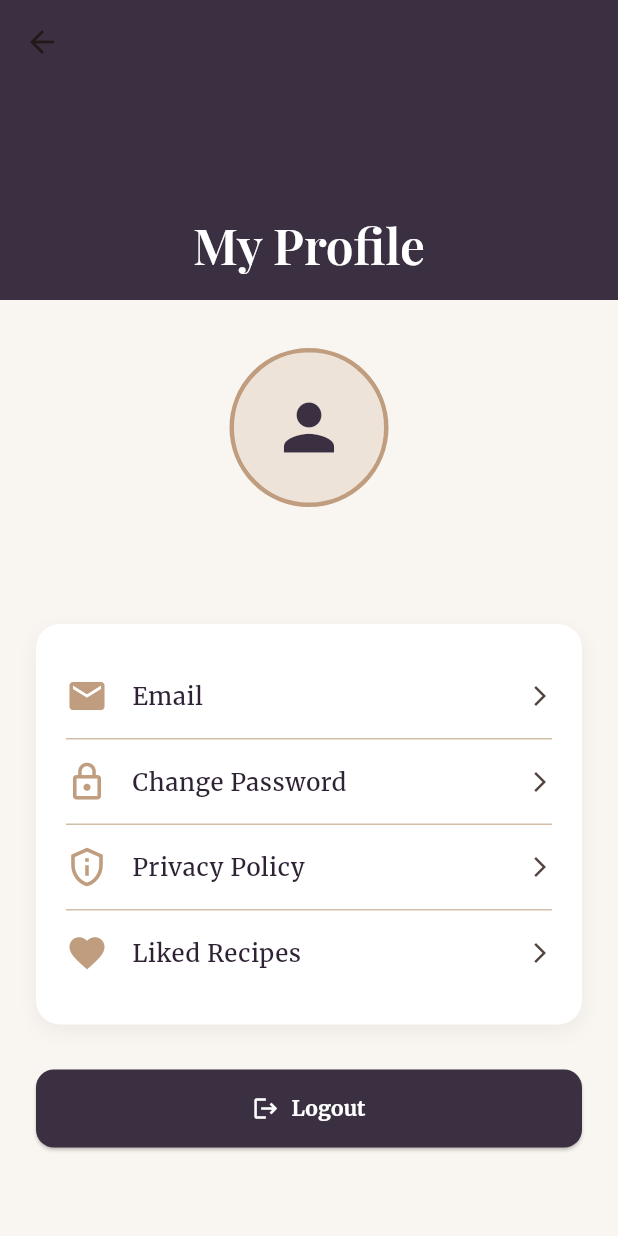
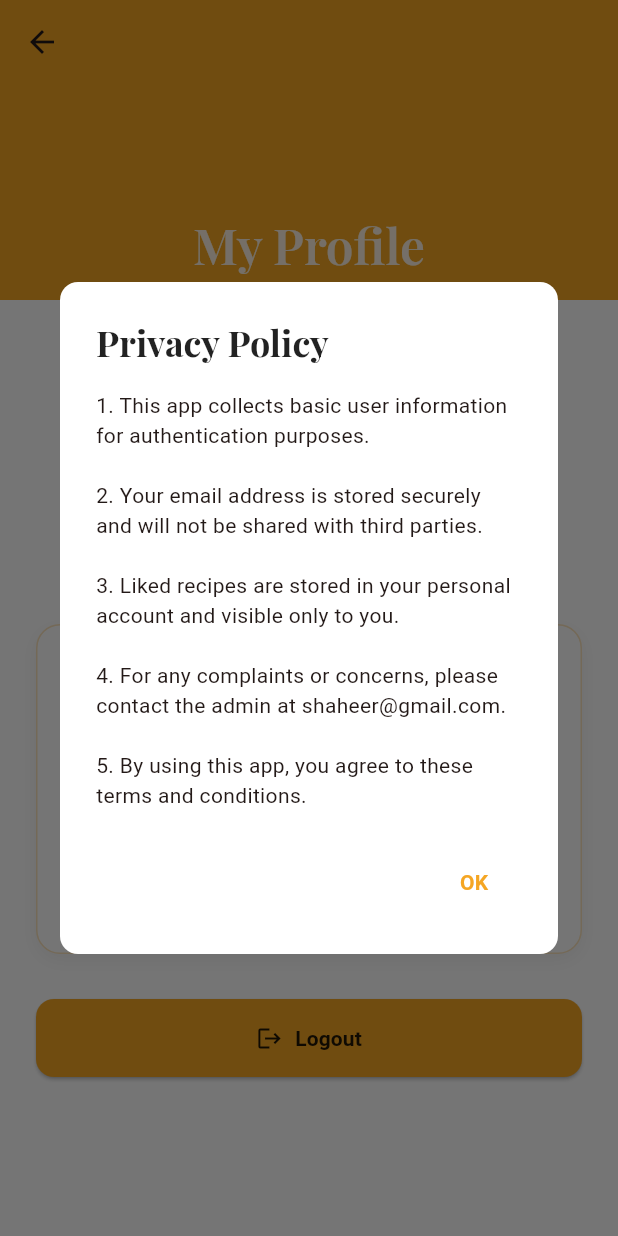
Before and after one commit to muhammadshaheer18/FoodDiary_Application, a Flutter app: the ProfileScreen screen opened directly, after a tap on "Privacy Policy", on a phone screen of 412 x 824 dp. Run offline on Flutter 3.47's test engine with Material 3 defaults, Android fonts, the phone set to English and light mode, and no system bars; our stand-ins replace bloc, cloud_firestore, equatable, firebase_auth, firebase_core, flutter_bloc and 1 more; accounts and stored records are empty; network calls fail.

Commit message:
Update Profile
This included, Profile UI, Color Changes, Logout Functionality, Privacy Policy, Admin Support

```diff
--- a/lib/screens/admin_screen.dart
+++ b/lib/screens/admin_screen.dart
@@ -1,3 +1,5 @@
+// ignore_for_file: deprecated_member_use
+
 import 'package:firebase_auth/firebase_auth.dart';
 import 'package:flutter/material.dart';
 import 'package:flutter_bloc/flutter_bloc.dart';
@@ -11,7 +13,7 @@ class AdminPage extends StatelessWidget {
 
   Future<void> _logout(BuildContext context) async {
     await FirebaseAuth.instance.signOut();
-    Navigator.of(context).pushNamedAndRemoveUntil('/', (route) => false);
+    Navigator.of(context).pushNamedAndRemoveUntil('/login', (route) => false);
   }
 
   @override
--- a/lib/screens/profile_screen.dart
+++ b/lib/screens/profile_screen.dart
@@ -1,3 +1,5 @@
+// ignore_for_file: deprecated_member_use
+
 import 'package:firebase_auth/firebase_auth.dart';
 import 'package:flutter/material.dart';
 import 'package:cloud_firestore/cloud_firestore.dart';
@@ -7,17 +9,23 @@ class ProfileScreen extends StatelessWidget {
   const ProfileScreen({super.key});
 
   Future<void> _signOut(BuildContext context) async {
+    try {
       await FirebaseAuth.instance.signOut();
-    Navigator.of(context).pushNamedAndRemoveUntil('/', (route) => false);
+      Navigator.of(context).pushNamedAndRemoveUntil('/login', (route) => false);
+    } catch (e) {
+      ScaffoldMessenger.of(context).showSnackBar(
+        SnackBar(content: Text('Error signing out: ${e.toString()}')),
+      );
+    }
   }
 
   @override
   Widget build(BuildContext context) {
     final user = FirebaseAuth.instance.currentUser;
-    const primaryColor = Color(0xFF3A3042);
-    const accentColor = Color(0xFFBF9D7E);
-    const backgroundColor = Color(0xFFF9F5F0);
-    const textColor = Color(0xFF2F2235);
+    const primaryColor = Color(0xFFF5A623); // Yellow color
+    const accentColor = Color(0xFFFFFACD); // Light yellow
+    const backgroundColor = Colors.white; // White background
+    const textColor = Colors.black87;
 
     return Scaffold(
       backgroundColor: backgroundColor,
@@ -26,12 +34,12 @@ class ProfileScreen extends StatelessWidget {
           SliverAppBar(
             expandedHeight: 200,
             pinned: true,
-            backgroundColor: primaryColor,
+            backgroundColor: Color(0xFFF5A623),
             flexibleSpace: FlexibleSpaceBar(
               title: Text(
                 'My Profile',
                 style: GoogleFonts.playfairDisplay(
-                  color: Colors.white,
+                  color: const Color.fromARGB(221, 255, 255, 255),
                   fontWeight: FontWeight.w600,
                 ),
               ),
@@ -59,12 +67,16 @@ class ProfileScreen extends StatelessWidget {
                   Container(
                     decoration: BoxDecoration(
                       shape: BoxShape.circle,
-                      border: Border.all(color: accentColor, width: 3),
+                      border: Border.all(color: primaryColor, width: 3),
                     ),
                     child: CircleAvatar(
                       radius: 50,
-                      backgroundColor: accentColor.withOpacity(0.2),
-                      child: Icon(Icons.person, size: 50, color: primaryColor),
+                      backgroundColor: accentColor,
+                      child: Icon(
+                        Icons.person,
+                        size: 50,
+                        color: Colors.black87,
+                      ),
                     ),
                   ),
                   const SizedBox(height: 20),
@@ -91,30 +103,26 @@ class ProfileScreen extends StatelessWidget {
                           offset: const Offset(0, 4),
                         ),
                       ],
+                      border: Border.all(color: primaryColor.withOpacity(0.3)),
                     ),
                     child: Column(
                       children: [
                         _buildProfileOption(
                           context,
                           icon: Icons.email,
-                          title: "Email",
+                          title: "Contact Admin: shaheer@gmail.com",
                           onTap: () {},
+                          showArrow: false,
                         ),
-                        const Divider(height: 1, color: Color(0xFFD1BFA7)),
-                        _buildProfileOption(
-                          context,
-                          icon: Icons.lock_outline,
-                          title: "Change Password",
-                          onTap: () {},
-                        ),
-                        const Divider(height: 1, color: Color(0xFFD1BFA7)),
+                        const Divider(height: 1, color: Colors.grey),
                         _buildProfileOption(
                           context,
                           icon: Icons.privacy_tip_outlined,
                           title: "Privacy Policy",
-                          onTap: () {},
+                          onTap: () => _showPrivacyPolicy(context),
+                          showArrow: false,
                         ),
-                        const Divider(height: 1, color: Color(0xFFD1BFA7)),
+                        const Divider(height: 1, color: Colors.grey),
                         _buildProfileOption(
                           context,
                           icon: Icons.favorite,
@@ -126,6 +134,7 @@ class ProfileScreen extends StatelessWidget {
                                   builder: (_) => const LikedRecipesScreen(),
                                 ),
                               ),
+                          showArrow: false,
                         ),
                       ],
                     ),
@@ -139,13 +148,13 @@ class ProfileScreen extends StatelessWidget {
                       icon: const Icon(Icons.logout),
                       label: Text(
                         "Logout",
-                        style: GoogleFonts.merriweather(
+                        style: GoogleFonts.carroisGothic(
                           fontWeight: FontWeight.bold,
                         ),
                       ),
                       style: ElevatedButton.styleFrom(
-                        backgroundColor: primaryColor,
-                        foregroundColor: Colors.white,
+                        backgroundColor: const Color(0xFFF5A623),
+                        foregroundColor: const Color.fromRGBO(0, 0, 0, 0.867),
                         padding: const EdgeInsets.symmetric(vertical: 16),
                         shape: RoundedRectangleBorder(
                           borderRadius: BorderRadius.circular(12),
@@ -162,26 +171,71 @@ class ProfileScreen extends StatelessWidget {
     );
   }
 
+  void _showPrivacyPolicy(BuildContext context) {
+    showDialog(
+      context: context,
+      builder:
+          (context) => AlertDialog(
+            title: Text(
+              'Privacy Policy',
+              style: GoogleFonts.playfairDisplay(
+                fontWeight: FontWeight.bold,
+                color: Colors.black87,
+              ),
+            ),
+            content: SingleChildScrollView(
+              child: Text(
+                '1. This app collects basic user information for authentication purposes.\n\n'
+                '2. Your email address is stored securely and will not be shared with third parties.\n\n'
+                '3. Liked recipes are stored in your personal account and visible only to you.\n\n'
+                '4. For any complaints or concerns, please contact the admin at shaheer@gmail.com.\n\n'
+                '5. By using this app, you agree to these terms and conditions.',
+                style: GoogleFonts.carroisGothic(),
+              ),
+            ),
+            actions: [
+              TextButton(
+                onPressed: () => Navigator.pop(context),
+                child: Text(
+                  'OK',
+                  style: GoogleFonts.carroisGothic(
+                    color: const Color(0xFFF5A623),
+                    fontWeight: FontWeight.bold,
+                  ),
+                ),
+              ),
+            ],
+            backgroundColor: Colors.white,
+            shape: RoundedRectangleBorder(
+              borderRadius: BorderRadius.circular(12),
+            ),
+          ),
+    );
+  }
+
   Widget _buildProfileOption(
     BuildContext context, {
     required IconData icon,
     required String title,
     VoidCallback? onTap,
+    bool showArrow = true,
   }) {
     return ListTile(
       onTap: onTap,
       contentPadding: EdgeInsets.zero,
-      leading: Icon(icon, color: const Color(0xFFBF9D7E), size: 28),
+      leading: Icon(icon, color: const Color(0xFFF5A623), size: 28),
       title: Text(
         title,
-        style: GoogleFonts.merriweather(
+        style: GoogleFonts.carroisGothic(
           fontSize: 16,
           fontWeight: FontWeight.w500,
-          color: const Color(0xFF2F2235),
+          color: Colors.black87,
         ),
       ),
       trailing:
-          onTap != null ? const Icon(Icons.arrow_forward_ios, size: 16) : null,
+          onTap != null && showArrow
+              ? const Icon(Icons.arrow_forward_ios, size: 16)
+              : null,
     );
   }
 }
@@ -230,9 +284,8 @@ class LikedRecipesScreen extends StatelessWidget {
 
   @override
   Widget build(BuildContext context) {
-    const primaryColor = Color(0xFF3A3042);
-    const accentColor = Color(0xFFBF9D7E);
-    const backgroundColor = Color(0xFFF9F5F0);
+    const primaryColor = Color(0xFFF5A623); // Yellow color
+    const backgroundColor = Colors.white;
 
     return Scaffold(
       backgroundColor: backgroundColor,
@@ -241,12 +294,12 @@ class LikedRecipesScreen extends StatelessWidget {
           SliverAppBar(
             expandedHeight: 150,
             pinned: true,
-            backgroundColor: primaryColor,
+            backgroundColor: Color(0xFFF5A623),
             flexibleSpace: FlexibleSpaceBar(
               title: Text(
                 'Liked Recipes',
                 style: GoogleFonts.playfairDisplay(
-                  color: Colors.white,
+                  color: Colors.black87,
                   fontWeight: FontWeight.w600,
                 ),
               ),
@@ -257,7 +310,7 @@ class LikedRecipesScreen extends StatelessWidget {
                     begin: Alignment.topCenter,
                     end: Alignment.bottomCenter,
                     colors: [
-                      primaryColor.withOpacity(0.8),
+                      const Color(0xFFF5A623).withOpacity(0.8),
                       primaryColor.withOpacity(0.5),
                     ],
                   ),
@@ -273,7 +326,9 @@ class LikedRecipesScreen extends StatelessWidget {
                 if (snapshot.connectionState == ConnectionState.waiting) {
                   return const SliverFillRemaining(
                     child: Center(
-                      child: CircularProgressIndicator(color: accentColor),
+                      child: CircularProgressIndicator(
+                        color: Color(0xFFF5A623),
+                      ),
                     ),
                   );
                 }
@@ -283,7 +338,7 @@ class LikedRecipesScreen extends StatelessWidget {
                     child: Center(
                       child: Text(
                         'Failed to load recipes',
-                        style: GoogleFonts.merriweather(),
+                        style: GoogleFonts.carroisGothic(),
                       ),
                     ),
                   );
@@ -298,14 +353,14 @@ class LikedRecipesScreen extends StatelessWidget {
                           Icon(
                             Icons.favorite_border,
                             size: 64,
-                            color: accentColor.withOpacity(0.5),
+                            color: const Color(0xFFF5A623).withOpacity(0.5),
                           ),
                           const SizedBox(height: 16),
                           Text(
                             'No liked recipes yet',
-                            style: GoogleFonts.merriweather(
+                            style: GoogleFonts.carroisGothic(
                               fontSize: 16,
-                              color: const Color(0xFF2F2235).withOpacity(0.6),
+                              color: Colors.black87.withOpacity(0.6),
                             ),
                           ),
                         ],
@@ -330,17 +385,19 @@ class LikedRecipesScreen extends StatelessWidget {
   }
 
   Widget _buildRecipeCard(BuildContext context, Map<String, dynamic> recipe) {
-    const accentColor = Color(0xFFBF9D7E);
-    const textColor = Color(0xFF2F2235);
+    const primaryColor = Color(0xFFF5A623);
+    const backgroundColor = Colors.white;
 
     return Card(
       margin: const EdgeInsets.only(bottom: 16),
-      shape: RoundedRectangleBorder(borderRadius: BorderRadius.circular(12)),
-      child: InkWell(
+      color: backgroundColor,
+      shape: RoundedRectangleBorder(
         borderRadius: BorderRadius.circular(12),
-        onTap: () {
-          // Navigate to recipe detail
-        },
+        side: BorderSide(
+          color: const Color(0xFFF5A623).withOpacity(0.3),
+          width: 1,
+        ),
+      ),
       child: Padding(
         padding: const EdgeInsets.all(12),
         child: Row(
@@ -359,18 +416,18 @@ class LikedRecipesScreen extends StatelessWidget {
                             (_, __, ___) => Container(
                               width: 80,
                               height: 80,
-                                color: accentColor.withOpacity(0.1),
+                              color: const Color(0xFFF5A623).withOpacity(0.1),
                               child: Icon(
                                 Icons.restaurant,
-                                  color: accentColor,
+                                color: const Color(0xFFF5A623),
                               ),
                             ),
                       )
                       : Container(
                         width: 80,
                         height: 80,
-                          color: accentColor.withOpacity(0.1),
-                          child: Icon(Icons.restaurant, color: accentColor),
+                        color: primaryColor.withOpacity(0.1),
+                        child: Icon(Icons.restaurant, color: primaryColor),
                       ),
             ),
             const SizedBox(width: 16),
@@ -384,7 +441,7 @@ class LikedRecipesScreen extends StatelessWidget {
                     style: GoogleFonts.playfairDisplay(
                       fontSize: 18,
                       fontWeight: FontWeight.w600,
-                        color: textColor,
+                      color: Colors.black87,
                     ),
                     maxLines: 1,
                     overflow: TextOverflow.ellipsis,
@@ -392,17 +449,15 @@ class LikedRecipesScreen extends StatelessWidget {
                   const SizedBox(height: 4),
                   Text(
                     recipe['category'],
-                      style: GoogleFonts.merriweather(
+                    style: GoogleFonts.carroisGothic(
                       fontSize: 14,
-                        color: textColor.withOpacity(0.6),
+                      color: Colors.black87.withOpacity(0.6),
                     ),
                   ),
                 ],
               ),
             ),
-              const Icon(Icons.chevron_right, color: accentColor),
           ],
-          ),
         ),
       ),
     );
```
Also changed, not shown: lib/screens/recipe/admin_recipeDetailScreen.dart (+1 -33 lines). Lines whose indentation alone changed are shown as unchanged.
